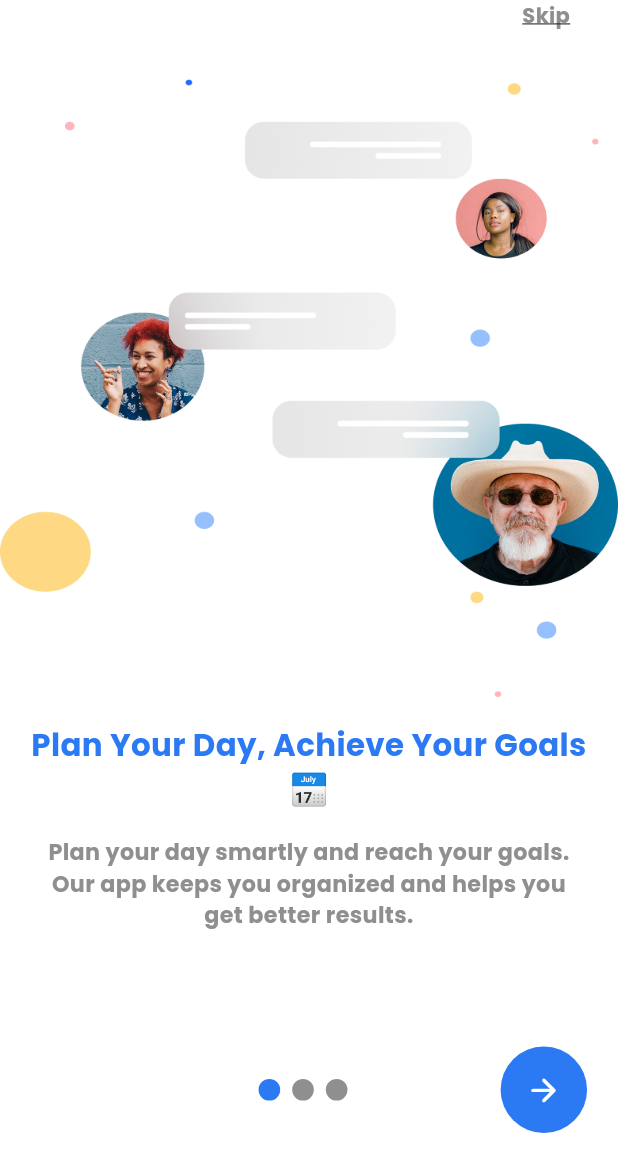
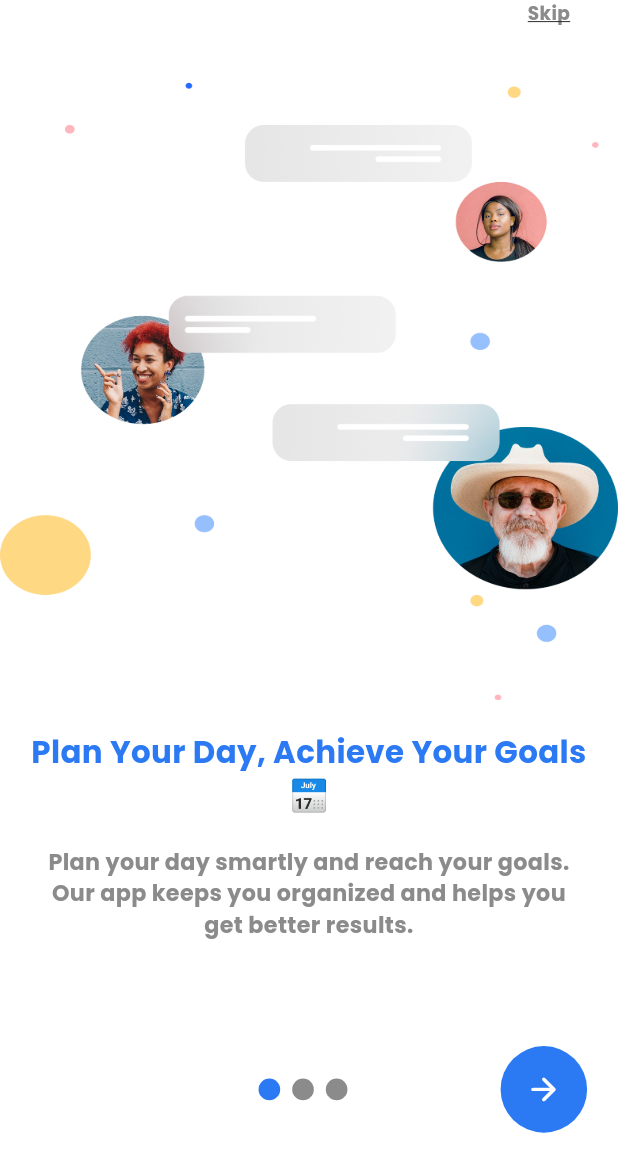
Before and after one commit to AhmedShokry7/Daily-Planner, a Flutter app: the OnBoardingView screen opened by its route, on a phone screen of 412 x 824 dp. Shown: the top 1172 px of the screen. Run offline on Flutter 3.47's test engine with Material 3 defaults, Android fonts, the phone set to English and light mode, and no system bars; our stand-ins replace bloc, flutter_bloc.

Commit message:
refactor get started view

```diff
--- a/lib/core/strings.dart
+++ b/lib/core/strings.dart
@@ -15,5 +15,6 @@ const String onBoardingThreeImage = "assets/images/onboarding_3.png";
 
 // Colors
 const Color kBlueColor = Color(0xff2B7AF4);
+const Color kLightBlueColor = Color(0xff002055);
 const Color kWhiteColor = Color(0xffFFFFFF);
-const Color kGreyColor = Color.fromARGB(255, 143, 143, 143);
+const Color kGreyColor = Color(0xff8B8B8B);
--- a/lib/ui/widgets/get_started_view_body.dart
+++ b/lib/ui/widgets/get_started_view_body.dart
@@ -12,7 +12,7 @@ class GetStartedViewBody extends StatelessWidget {
       child: Column(
         children: [
           Expanded(child: Image.asset(getStartedImage)),
-          const Expanded(child: CustomGetStartedContainer()),
+          const Expanded(child: GetStartedContainer()),
         ],
       ),
     );
--- a/lib/ui/widgets/on_boarding_pageview.dart
+++ b/lib/ui/widgets/on_boarding_pageview.dart
@@ -25,9 +25,13 @@ class OnBoardingPageview extends StatelessWidget {
           itemBuilder: (context, index) => Column(
             mainAxisAlignment: MainAxisAlignment.spaceAround,
             children: [
+              SizedBox(height: myHight * .01),
               Image.asset(onBoardingList[index].image),
               Padding(
-                padding: EdgeInsets.symmetric(horizontal: myWidth * .05),
+                padding: EdgeInsets.symmetric(
+                  horizontal: myWidth * .05,
+                  vertical: myHight * .02,
+                ),
                 child: Text(
                   textAlign: TextAlign.center,
                   onBoardingList[index].title,
--- a/lib/ui/widgets/skip_btn.dart
+++ b/lib/ui/widgets/skip_btn.dart
@@ -6,6 +6,7 @@ class SkipBtn extends StatelessWidget {
 
   @override
   Widget build(BuildContext context) {
+    final myHight = MediaQuery.of(context).size.height;
     return Row(
       mainAxisAlignment: MainAxisAlignment.end,
       children: [
@@ -17,12 +18,13 @@ class SkipBtn extends StatelessWidget {
               (route) => false,
             );
           },
-          child: const Padding(
-            padding: EdgeInsets.symmetric(horizontal: 32.0),
+          child: Padding(
+            padding: const EdgeInsets.symmetric(horizontal: 32.0),
             child: Text(
               "Skip",
               style: TextStyle(
                 color: kGreyColor,
+                fontSize: myHight * .015,
                 fontWeight: FontWeight.bold,
                 decoration: TextDecoration.underline,
               ),
```
Also changed, not shown: lib/ui/widgets/custom_get_started_container.dart (+40 -20 lines), assets/images/onboarding_3.png.
